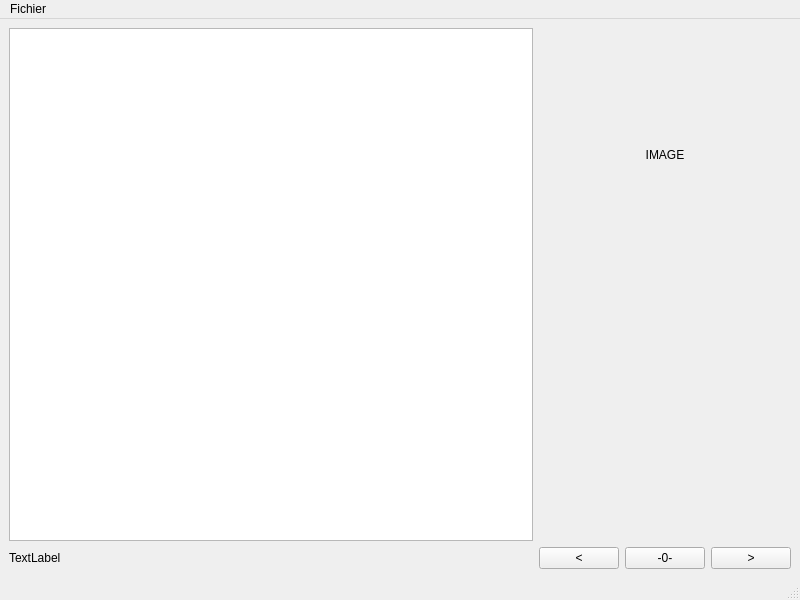
Qt form ui.ui (seigneurfuo/simple-cbz-viewer) before a commit.
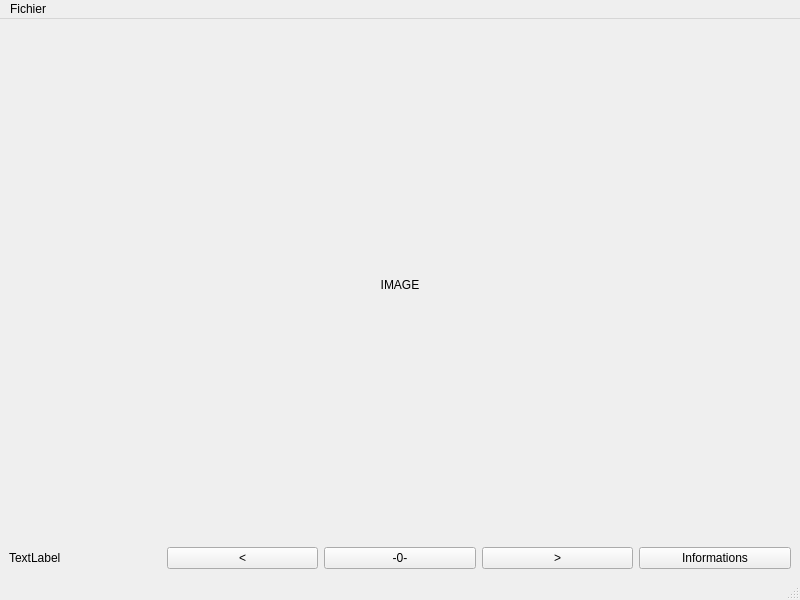
The same form after that commit.

Commit message: Corrections diverses. (Supression de chemins en dur pour les tests d'archives.

```diff
--- a/ui.ui
+++ b/ui.ui
@@ -17,28 +17,42 @@
    <layout class="QGridLayout" name="gridLayout_2">
     <item row="0" column="0">
      <layout class="QGridLayout" name="gridLayout">
-      <item row="3" column="1">
-       <widget class="QPushButton" name="pushButton">
-        <property name="text">
-         <string>&lt;</string>
-        </property>
-       </widget>
-      </item>
-      <item row="3" column="3">
+      <item row="2" column="3">
        <widget class="QPushButton" name="pushButton_2">
         <property name="text">
          <string>&gt;</string>
         </property>
        </widget>
       </item>
-      <item row="3" column="0">
+      <item row="2" column="2">
+       <widget class="QPushButton" name="pushButton_3">
+        <property name="text">
+         <string>-0-</string>
+        </property>
+       </widget>
+      </item>
+      <item row="2" column="0">
        <widget class="QLabel" name="label_2">
         <property name="text">
          <string>TextLabel</string>
         </property>
        </widget>
       </item>
-      <item row="0" column="1" colspan="3">
+      <item row="2" column="1">
+       <widget class="QPushButton" name="pushButton">
+        <property name="text">
+         <string>&lt;</string>
+        </property>
+       </widget>
+      </item>
+      <item row="2" column="4">
+       <widget class="QPushButton" name="pushButton_4">
+        <property name="text">
+         <string>Informations</string>
+        </property>
+       </widget>
+      </item>
+      <item row="0" column="0" colspan="5">
        <widget class="QLabel" name="label">
         <property name="text">
          <string>IMAGE</string>
@@ -48,16 +62,6 @@
         </property>
        </widget>
       </item>
-      <item row="3" column="2">
-       <widget class="QPushButton" name="pushButton_3">
-        <property name="text">
-         <string>-0-</string>
-        </property>
-       </widget>
-      </item>
-      <item row="0" column="0" rowspan="2">
-       <widget class="QListWidget" name="listWidget"/>
-      </item>
      </layout>
     </item>
    </layout>
```
The commit also changes 2 other files.
